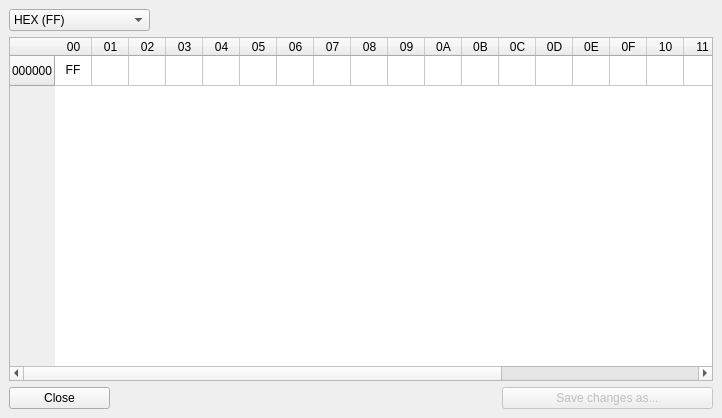
This is qtgui/frames/hex_viewer_widget.ui in PinguinoIDE/pinguino-ide as Qt 5 draws it before an edit. The edited form follows.
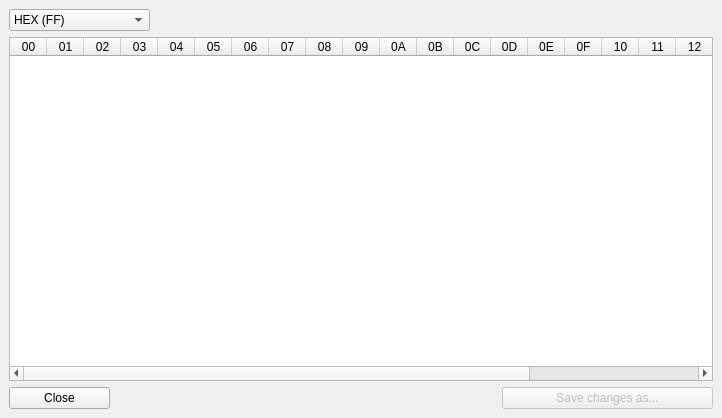
This is the edited form.

What changed in the file:
```diff
--- a/qtgui/frames/hex_viewer_widget.ui
+++ b/qtgui/frames/hex_viewer_widget.ui
@@ -65,11 +65,6 @@
       <attribute name="horizontalHeaderDefaultSectionSize">
        <number>37</number>
       </attribute>
-      <row>
-       <property name="text">
-        <string>000000</string>
-       </property>
-      </row>
       <column>
        <property name="text">
         <string>00</string>
@@ -190,14 +185,6 @@
         <string>17</string>
        </property>
       </column>
-      <item row="0" column="0">
-       <property name="text">
-        <string>FF</string>
-       </property>
-       <property name="textAlignment">
-        <set>AlignHCenter|AlignVCenter|AlignCenter</set>
-       </property>
-      </item>
      </widget>
     </item>
     <item row="2" column="0">
```
Left out of the diff: 54 changed lines with no effect on the pictures.
